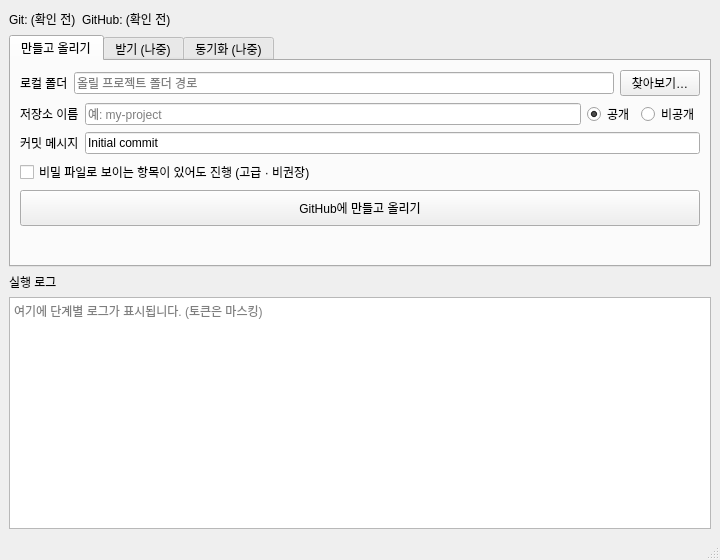
Old version of the form ui/main_window.ui in the repository seongbin45/CloneUp.
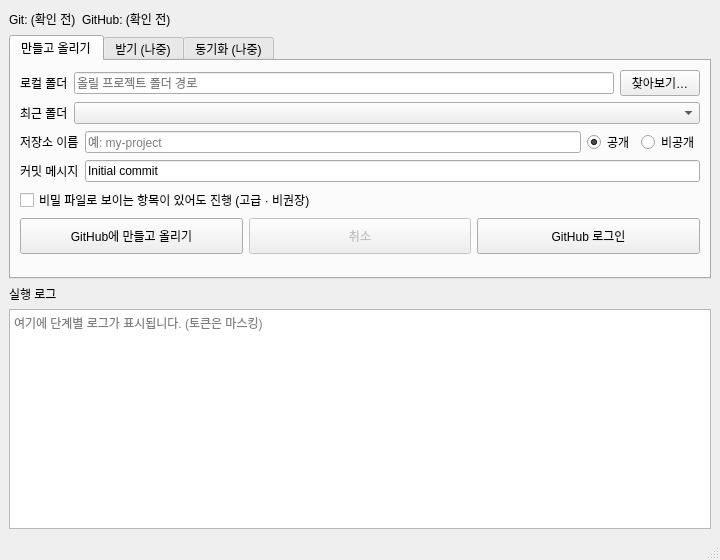
New version of the form.

Commit message:
feat: recent folders, cancel, and GitHub login in Publish UI
Remember recent folders and last visibility via QSettings, add cancel between publish stages, and a Device Flow login button on a background worker.

The edit to the form file:
```diff
--- a/ui/main_window.ui
+++ b/ui/main_window.ui
@@ -81,6 +81,30 @@
           </item>
          </layout>
         </item>
+        <item>
+         <layout class="QHBoxLayout" name="recentLayout">
+          <item>
+           <widget class="QLabel" name="labelRecent">
+            <property name="text">
+             <string>최근 폴더</string>
+            </property>
+           </widget>
+          </item>
+          <item>
+           <widget class="QComboBox" name="comboRecent">
+            <property name="editable">
+             <bool>false</bool>
+            </property>
+            <property name="sizePolicy">
+             <sizepolicy hsizetype="Expanding" vsizetype="Fixed">
+              <horstretch>0</horstretch>
+              <verstretch>0</verstretch>
+             </sizepolicy>
+            </property>
+           </widget>
+          </item>
+         </layout>
+        </item>
         <item>
          <layout class="QHBoxLayout" name="repoLayout">
           <item>
@@ -142,6 +166,8 @@
          </widget>
         </item>
         <item>
+         <layout class="QHBoxLayout" name="publishButtonLayout">
+          <item>
          <widget class="QPushButton" name="btnPublish">
           <property name="text">
            <string>GitHub에 만들고 올리기</string>
@@ -153,6 +179,37 @@
            </size>
           </property>
          </widget>
+          </item>
+          <item>
+           <widget class="QPushButton" name="btnCancel">
+            <property name="enabled">
+             <bool>false</bool>
+            </property>
+            <property name="text">
+             <string>취소</string>
+            </property>
+            <property name="minimumSize">
+             <size>
+              <width>100</width>
+              <height>36</height>
+             </size>
+            </property>
+           </widget>
+          </item>
+          <item>
+           <widget class="QPushButton" name="btnLogin">
+            <property name="text">
+             <string>GitHub 로그인</string>
+            </property>
+            <property name="minimumSize">
+             <size>
+              <width>120</width>
+              <height>36</height>
+             </size>
+            </property>
+           </widget>
+          </item>
+         </layout>
         </item>
         <item>
          <spacer name="verticalSpacerPublish">
```
Lines whose indentation alone changed are shown as unchanged. The commit also changes 3 other files.
